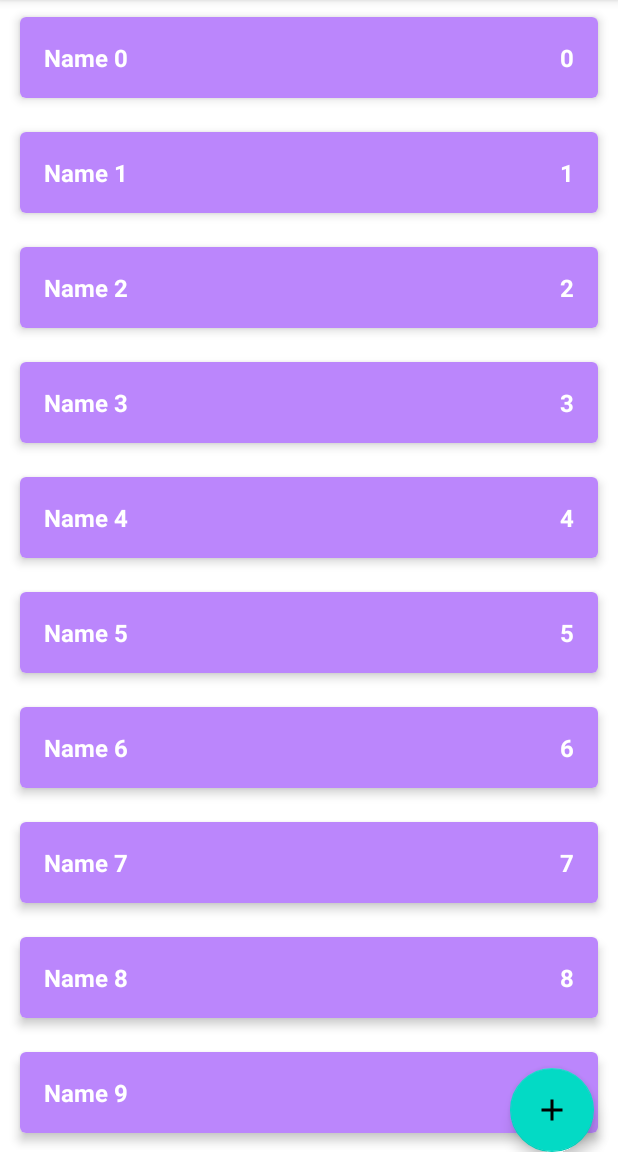
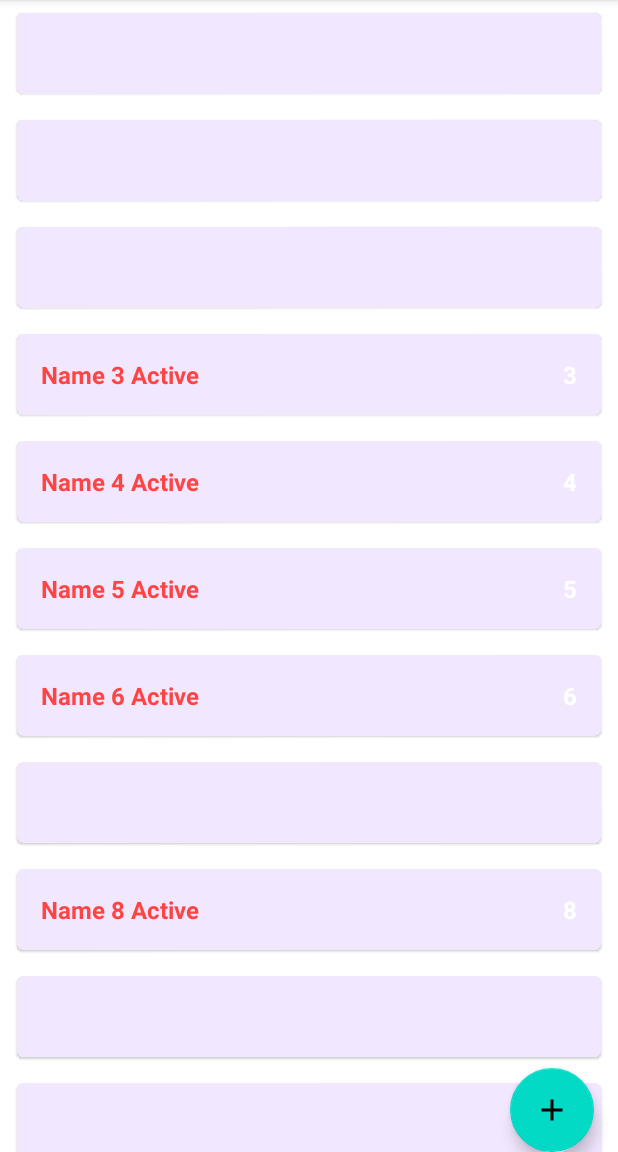
Before and after one commit to DaniilElmirov/ShoppingList, an Android app: the screen it shows after launch (MainActivity), on a phone screen of 412 x 824 dp, the part 84-1236 px from its top. Run offline under Robolectric (Android 15) with nearby library versions, the phone set to English and light mode, and no system bars.

Commit message:
Change LinearLayout to RecyclerView

```diff
--- a/app/src/main/java/com/example/shoppinglist/data/ShopListRepositoryImpl.kt
+++ b/app/src/main/java/com/example/shoppinglist/data/ShopListRepositoryImpl.kt
@@ -4,6 +4,7 @@ import androidx.lifecycle.LiveData
 import androidx.lifecycle.MutableLiveData
 import com.example.shoppinglist.domain.ShopItem
 import com.example.shoppinglist.domain.ShopListRepository
+import kotlin.random.Random
 
 object ShopListRepositoryImpl : ShopListRepository {
     private val shopListLiveData = MutableLiveData<List<ShopItem>>()
@@ -12,8 +13,8 @@ object ShopListRepositoryImpl : ShopListRepository {
     private var autoIncrementId = 0
 
     init {
-        for (i in 0 until 10) {
-            val item = ShopItem("Name $i", i, true)
+        for (i in 0 until 1000) {
+            val item = ShopItem("Name $i", i, Random.nextBoolean())
             addShopItem(item)
         }
     }
--- a/app/src/main/java/com/example/shoppinglist/presentation/MainActivity.kt
+++ b/app/src/main/java/com/example/shoppinglist/presentation/MainActivity.kt
@@ -6,49 +6,31 @@ import android.widget.LinearLayout
 import android.widget.TextView
 import androidx.appcompat.app.AppCompatActivity
 import androidx.lifecycle.ViewModelProvider
+import androidx.recyclerview.widget.RecyclerView
 import com.example.shoppinglist.R
 import com.example.shoppinglist.domain.ShopItem
 
 class MainActivity : AppCompatActivity() {
     private lateinit var mainViewModel: MainViewModel
-    private lateinit var llShopList: LinearLayout
+
+    private lateinit var adapter: ShopListAdapter
 
     override fun onCreate(savedInstanceState: Bundle?) {
         super.onCreate(savedInstanceState)
         setContentView(R.layout.activity_main)
 
-        llShopList = findViewById(R.id.ll_shop_list)
+        setupRecyclerView()
 
         mainViewModel = ViewModelProvider(this)[MainViewModel::class.java]
         mainViewModel.shopList.observe(this) {
-            showShopList(it)
+            adapter.shopList = it
         }
     }
 
-    private fun showShopList(list: List<ShopItem>) {
-        llShopList.removeAllViews()
+    private fun setupRecyclerView() {
+        val rvShopList = findViewById<RecyclerView>(R.id.rv_shop_list)
+        adapter = ShopListAdapter()
+        rvShopList.adapter = adapter
+    }
 
-        for (shopItem in list) {
-            val layoutId = if (shopItem.enable)
-                R.layout.item_shop_enabled
-            else
-                R.layout.item_shop_disabled
-
-            val view = LayoutInflater.from(this).inflate(layoutId, llShopList, false)
-
-            val tvItemName = view.findViewById<TextView>(R.id.tv_item_name)
-            tvItemName.text = shopItem.name
-
-            val tvItemCount = view.findViewById<TextView>(R.id.tv_item_count)
-            tvItemCount.text = shopItem.count.toString()
-
-            view.setOnLongClickListener {
-                mainViewModel.changeEnableState(shopItem)
-                true
-            }
-
-            llShopList.addView(view)
-
-        }
-    }
 }
--- a/app/src/main/java/com/example/shoppinglist/presentation/ShopListAdapter.kt
+++ b/app/src/main/java/com/example/shoppinglist/presentation/ShopListAdapter.kt
@@ -4,33 +4,64 @@ import android.view.LayoutInflater
 import android.view.View
 import android.view.ViewGroup
 import android.widget.TextView
+import androidx.core.content.ContextCompat
 import androidx.recyclerview.widget.RecyclerView
 import com.example.shoppinglist.R
 import com.example.shoppinglist.domain.ShopItem
 
-class ShopListAdapter: RecyclerView.Adapter<ShopListAdapter.ShopItemViewHolder>() {
-    val list = listOf<ShopItem>()
-
-    class ShopItemViewHolder(val view: View): RecyclerView.ViewHolder(view) {
-        val tvItemName = view.findViewById<TextView>(R.id.tv_item_name)
-        val tvItemCount = view.findViewById<TextView>(R.id.tv_item_count)
-    }
+class ShopListAdapter : RecyclerView.Adapter<ShopListAdapter.ShopItemViewHolder>() {
+    var shopList = listOf<ShopItem>()
+        set(value) {
+            field = value
+            notifyDataSetChanged()
+        }
 
     override fun onCreateViewHolder(parent: ViewGroup, viewType: Int): ShopItemViewHolder {
-        val view = LayoutInflater.from(parent.context).inflate(R.layout.item_shop_disabled, parent, false)
+        val view = LayoutInflater.from(parent.context).inflate(
+            R.layout.item_shop_disabled,
+            parent,
+            false
+        )
         return ShopItemViewHolder(view)
     }
 
     override fun onBindViewHolder(holder: ShopItemViewHolder, position: Int) {
-        val shopItem = list[position]
+        val shopItem = shopList[position]
 
-        holder.tvItemName.text = shopItem.name
-        holder.tvItemCount.text = shopItem.count.toString()
+        val status = if (shopItem.enable)
+            "Active"
+        else
+            "Not active"
 
         holder.view.setOnLongClickListener {
             true
         }
+
+        if (shopItem.enable) {
+            holder.tvItemName.text = "${shopItem.name} $status"
+            holder.tvItemCount.text = shopItem.count.toString()
+
+            holder.tvItemName.setTextColor(ContextCompat.getColor(
+                holder.view.context,
+                android.R.color.holo_red_light))
+        }
     }
 
-    override fun getItemCount() = list.size
+    override fun onViewRecycled(holder: ShopItemViewHolder) {
+        super.onViewRecycled(holder)
+
+        holder.tvItemName.text = ""
+        holder.tvItemCount.text = ""
+
+        holder.tvItemName.setTextColor(ContextCompat.getColor(
+            holder.view.context,
+            android.R.color.holo_red_light))
+    }
+
+    override fun getItemCount() = shopList.size
+
+    class ShopItemViewHolder(val view: View) : RecyclerView.ViewHolder(view) {
+        val tvItemName = view.findViewById<TextView>(R.id.tv_item_name)
+        val tvItemCount = view.findViewById<TextView>(R.id.tv_item_count)
+    }
 }
--- a/app/src/main/res/layout/activity_main.xml
+++ b/app/src/main/res/layout/activity_main.xml
@@ -6,23 +6,10 @@
     android:layout_height="match_parent"
     tools:context=".presentation.MainActivity">
 
-    <ScrollView
-        android:layout_width="match_parent"
-        android:layout_height="match_parent">
-
-        <LinearLayout
-            android:id="@+id/ll_shop_list"
-            android:layout_width="match_parent"
-            android:layout_height="wrap_content"
-            android:orientation="vertical"/>
-    </ScrollView>
-
-
     <androidx.recyclerview.widget.RecyclerView
         android:id="@+id/rv_shop_list"
         android:layout_width="0dp"
         android:layout_height="0dp"
-        android:visibility="gone"
         app:layoutManager="androidx.recyclerview.widget.LinearLayoutManager"
         app:layout_constraintBottom_toBottomOf="parent"
         app:layout_constraintEnd_toEndOf="parent"
```
